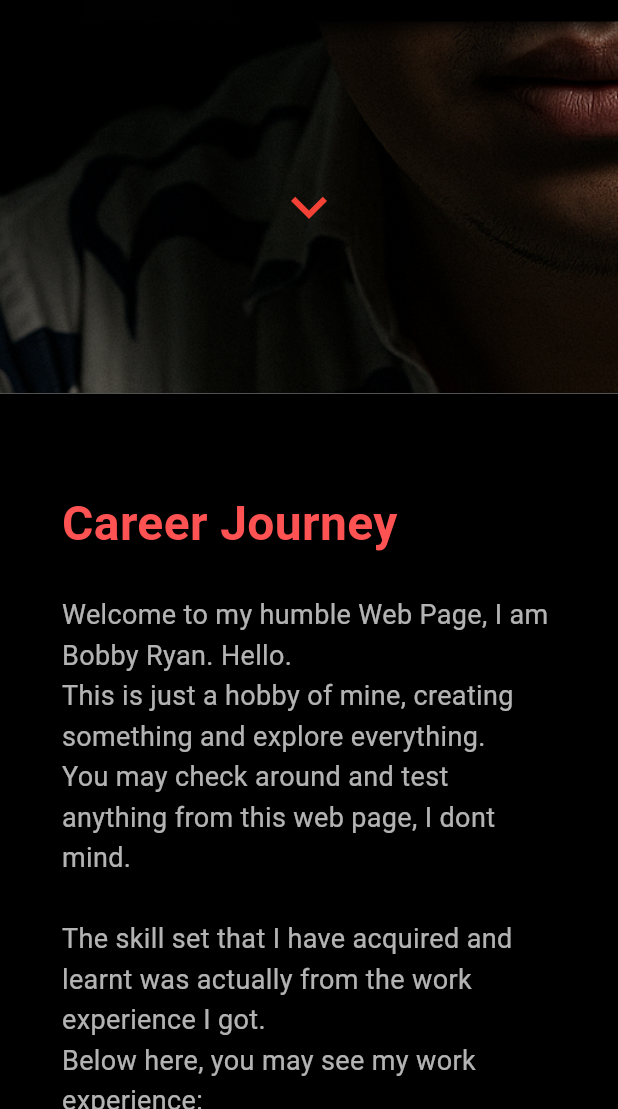
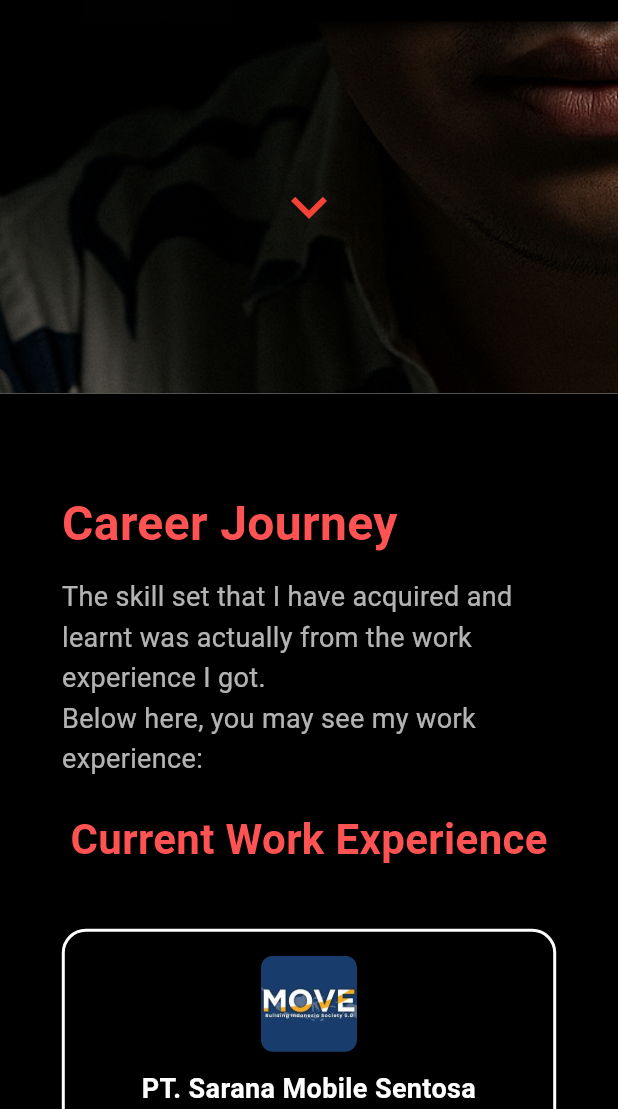
Before and after one commit to TheChefBigDog/Portfolio, a Flutter app: the screen it shows after launch, scrolled down 576 dp, on a phone screen of 412 x 824 dp, the part 127-1236 px from its top. Run offline on Flutter 3.47's test engine with Material 3 defaults, Android fonts, the phone set to English and light mode, and no system bars; our stand-ins replace get.

Commit message:
Commit of the day:
 + Remove useless comment

```diff
--- a/lib/views/feature/career_journey.dart
+++ b/lib/views/feature/career_journey.dart
@@ -36,7 +36,6 @@ class CareerJourneySection extends StatelessWidget {
       child: Column(
         crossAxisAlignment: CrossAxisAlignment.start,
         children: [
-          // Career Journey heading & description
           const Text(
             'Career Journey',
             style: TextStyle(
@@ -45,11 +44,8 @@ class CareerJourneySection extends StatelessWidget {
               color: Colors.redAccent,
             ),
           ),
-          const SizedBox(height: 24),
+          const SizedBox(height: 12),
           const Text(
-            "Welcome to my humble Web Page, I am Bobby Ryan. Hello.\n"
-            "This is just a hobby of mine, creating something and explore everything.\n"
-            "You may check around and test anything from this web page, I dont mind.\n\n"
             "The skill set that I have acquired and learnt was actually from the work experience I got.\n"
             "Below here, you may see my work experience: ",
             style: TextStyle(
@@ -58,8 +54,7 @@ class CareerJourneySection extends StatelessWidget {
               height: 1.5,
             ),
           ),
-
-          const SizedBox(height: 40),
+          const SizedBox(height: 20),
           const Center(
             child: Text(
               'Current Work Experience',
@@ -71,7 +66,6 @@ class CareerJourneySection extends StatelessWidget {
             ),
           ),
           const SizedBox(height: 40),
-          // Current Work Experience
           Center(
             child: Wrap(
               spacing: 24,
@@ -117,11 +111,6 @@ class CareerJourneySection extends StatelessWidget {
               }).toList(),
             ),
           ),
-
-          const SizedBox(height: 60),
-
-          // Tech Stack Section
-// --- Tech Stack ---
           const SizedBox(height: 60),
           const Center(
             child: Text(
@@ -134,7 +123,6 @@ class CareerJourneySection extends StatelessWidget {
             ),
           ),
           const SizedBox(height: 24),
-
           Center(
             child: Wrap(
               spacing: 24,
@@ -159,12 +147,12 @@ class CareerJourneySection extends StatelessWidget {
                           color: Colors.white,
                           borderRadius: BorderRadius.circular(12),
                         ),
-                        padding: const EdgeInsets.all(8), // breathing room
+                        padding: const EdgeInsets.all(8),
                         child: FittedBox(
-                          fit: BoxFit.contain, // keep aspect ratio, no crop
+                          fit: BoxFit.contain,
                           child: Image.asset(
                             tech["asset"]!,
-                            filterQuality: FilterQuality.high, // crisp
+                            filterQuality: FilterQuality.high,
                           ),
                         ),
                       ),
```
